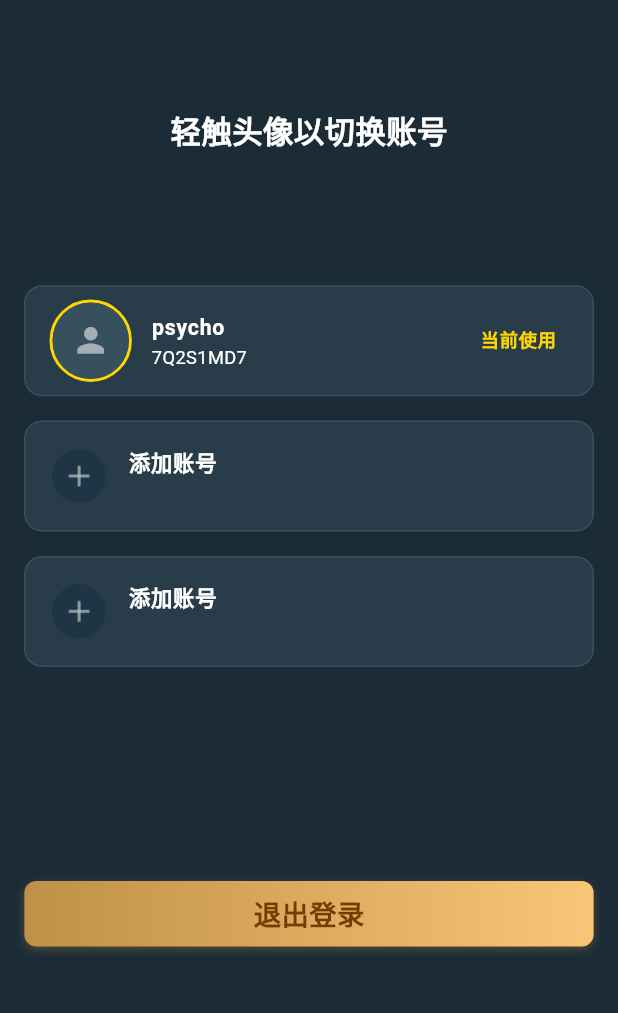
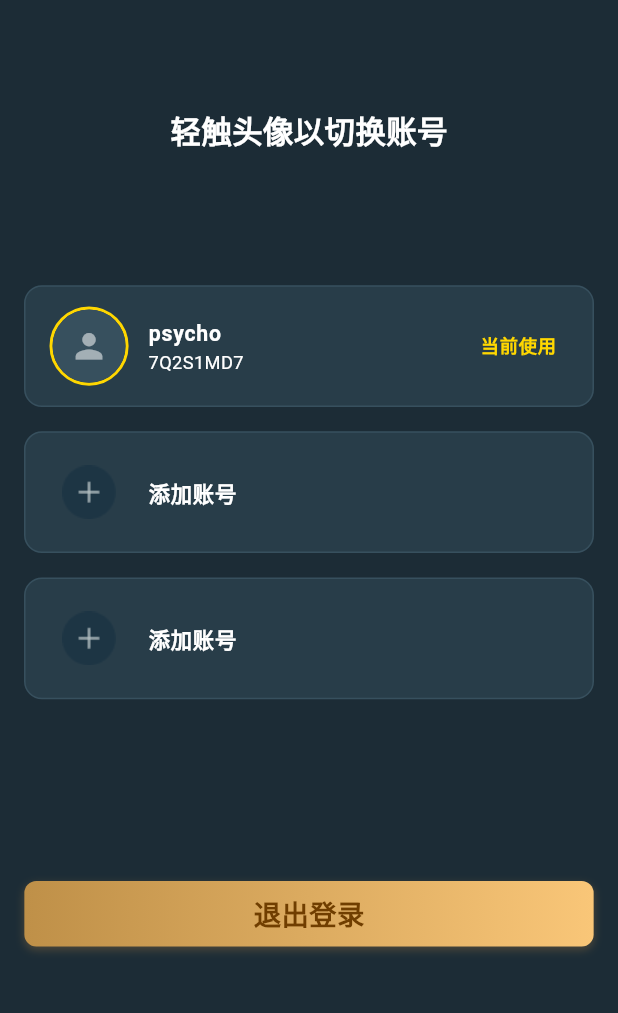
Before and after one commit to wtfkmnl/roomcard-app, a Flutter app: the ChangeAccountPage screen opened by its route, on a phone screen of 412 x 824 dp, the part 84-1097 px from its top. Run offline on Flutter 3.47's test engine with Material 3 defaults, Android fonts, the phone set to English and light mode, and no system bars; our stand-ins replace cached_network_image, carousel_slider, connectivity_plus, decimal, device_info_plus, dio and 22 more; missing offline and left inert: captcha_plugin_flutter, custom_pop_up_menu, encrypt, flutter_inappwebview, gallery_saver_plus, phone_numbers_parser and 1 more; accounts and stored records are empty; network calls fail; Roboto replaces fonts that are missing (PingFangSC).

Commit message:
切换账号

```diff
--- a/lib/pages/my/change_account/change_account_view.dart
+++ b/lib/pages/my/change_account/change_account_view.dart
@@ -107,7 +107,7 @@ class ChangeAccountPage extends StatelessWidget {
     );
   }
 
-  /// 构建账号列表
+  /// 账号列表
   Widget _buildAccountList(ChangeAccountLogic logic, state) {
     if (state.isManageMode.value) {
       // 管理模式
@@ -117,15 +117,12 @@ class ChangeAccountPage extends StatelessWidget {
           final index = entry.key;
           final account = entry.value;
           final originalIndex = state.accounts.indexOf(account);
-          return Padding(
-            padding: EdgeInsets.only(bottom: 16.h),
-            child: _buildAccountItem(
+          return _buildAccountItem(
             account: account,
             index: originalIndex,
             onTap: () => logic.onAccountTap(originalIndex),
             isManageMode: true,
             onClearTap: () => logic.onClearTap(originalIndex),
-            ),
           );
         }).toList(),
       );
@@ -157,11 +154,13 @@ class ChangeAccountPage extends StatelessWidget {
     VoidCallback? onClearTap,
   }) {
     return Container(
+      height: 80.h,
       decoration: BoxDecoration(
         color: const Color(0XFF283D49),
         borderRadius: BorderRadius.circular(12),
         border: Border.all(color: const Color(0xFF37505E), width: 1),
       ),
+      child: Center(
         child: ListTile(
           horizontalTitleGap: 12.w,
           leading: _buildAvatar(account, isManageMode),
@@ -170,20 +169,25 @@ class ChangeAccountPage extends StatelessWidget {
           trailing: _buildTrailing(account, isManageMode, onClearTap),
           onTap: onTap,
         ),
+      ),
     );
   }
 
   /// 头像
   Widget _buildAvatar(AccountInfo? account, bool isManageMode) {
     if (account == null) {
-      return Image.asset(R.assetsIconAddAccount, width: 36.w, height: 36.w);
+      return SizedBox(
+        width: 48.w,
+        height: 48.w,
+        child: Image.asset(R.assetsIconAddAccount, width: 48.w, height: 48.w),
+      );
     } else {
       // 有账号，显示头像
       return Container(
-        width: 50.w,
-        height: 50.w,
+        width: 48.w,
+        height: 48.w,
         decoration: BoxDecoration(
-          borderRadius: BorderRadius.circular(25.w),
+          borderRadius: BorderRadius.circular(24.w),
           border: Border.all(
             color: account.isCurrent
                 ? const Color(0xFFFFD700)
@@ -196,13 +200,13 @@ class ChangeAccountPage extends StatelessWidget {
           child: account.avatar.startsWith('http')
               ? Image.network(
                   account.avatar,
-                  width: 46.w,
-                  height: 46.w,
+                  width: 48.w,
+                  height: 48.w,
                   fit: BoxFit.cover,
                   errorBuilder: (context, error, stackTrace) {
                     return Container(
-                      width: 46.w,
-                      height: 46.w,
+                      width: 48.w,
+                      height: 48.w,
                       color: const Color(0xFF37505E),
                       child: Icon(
                         Icons.person,
@@ -213,8 +217,8 @@ class ChangeAccountPage extends StatelessWidget {
                   },
                 )
               : Container(
-                  width: 46.w,
-                  height: 46.w,
+                  width: 48.w,
+                  height: 48.w,
                   color: const Color(0xFF37505E),
                   child: Icon(Icons.person, color: Colors.white54, size: 24.w),
                 ),
@@ -225,12 +229,17 @@ class ChangeAccountPage extends StatelessWidget {
 
   Widget _buildTitle(AccountInfo? account) {
     if (account == null) {
-      return Text(
+      // 添加账号时，确保文字垂直居中
+      return Container(
+        height: 48.h, // 与头像高度一致
+        alignment: Alignment.centerLeft,
+        child: Text(
           '添加账号',
           style: TextStyle(
             color: Colors.white,
             fontSize: 14.sp,
             fontWeight: FontWeight.bold,
+          ),
         ),
       );
     } else {
@@ -245,9 +254,9 @@ class ChangeAccountPage extends StatelessWidget {
     }
   }
 
-  Widget _buildSubtitle(AccountInfo? account) {
+  Widget? _buildSubtitle(AccountInfo? account) {
     if (account == null) {
-      return const SizedBox.shrink();
+      return null;
     } else {
       return Text(
         account.id,
```
Lines whose indentation alone changed are shown as unchanged.
